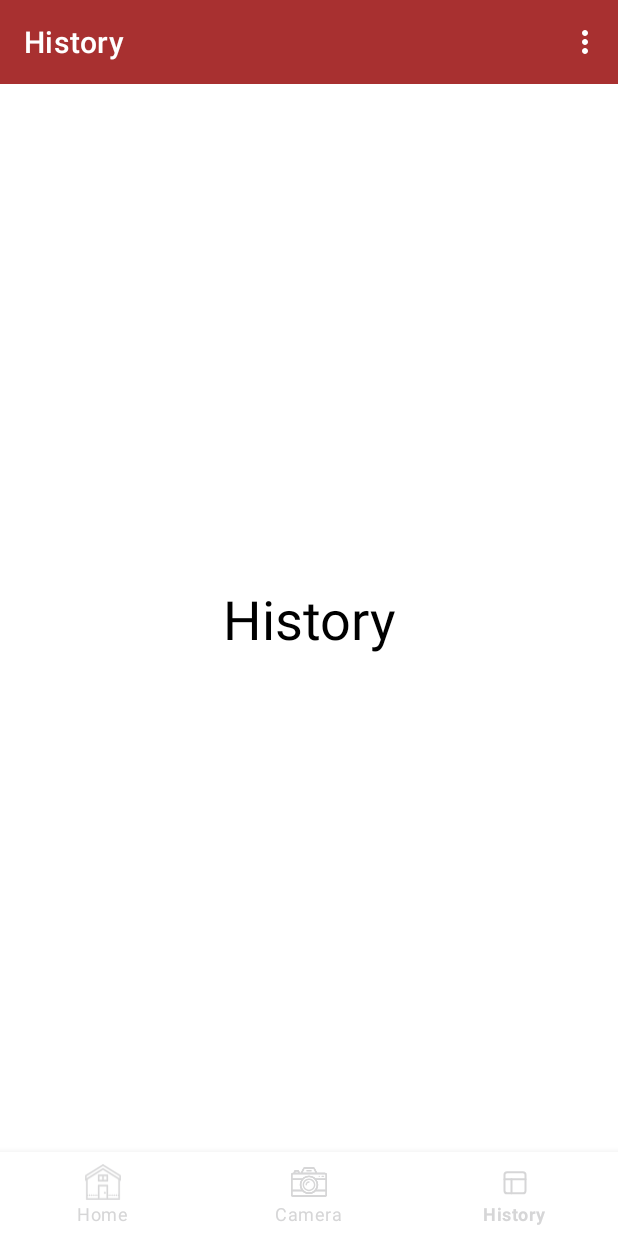
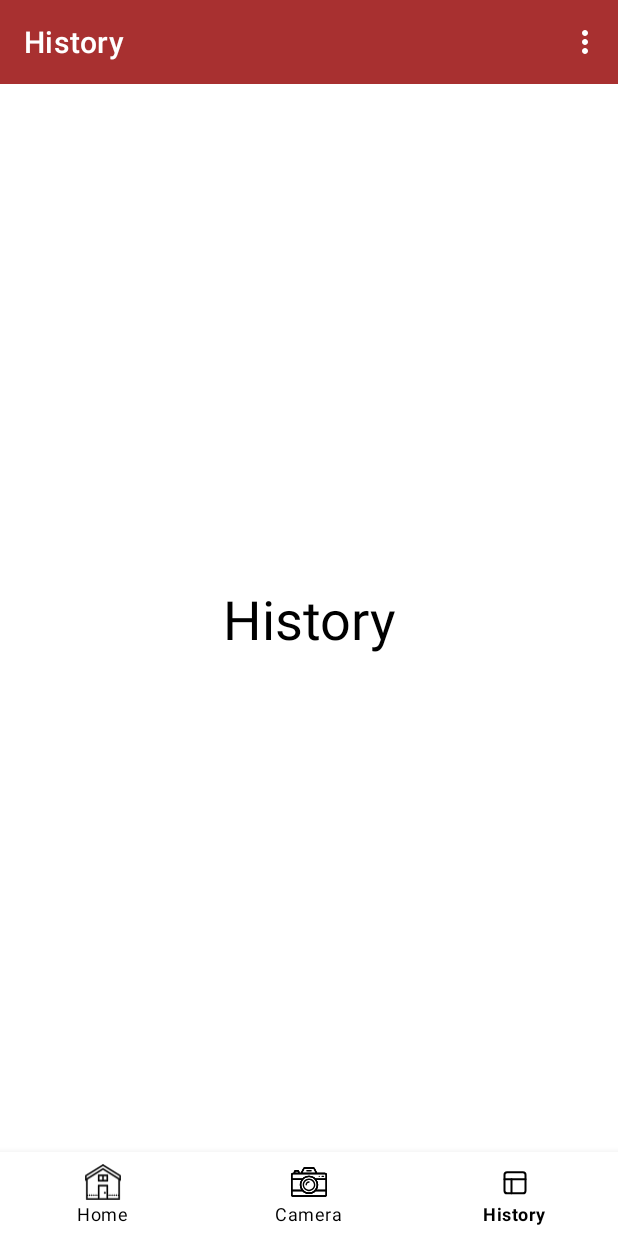
Before and after one commit to mutiara10/EzCell, an Android app: the HomeActivity screen opened directly, with no data from a screen before it, item 3 of the bottom bar chosen, on a phone screen of 412 x 824 dp. Run offline under Robolectric (Android 15) with nearby library versions, the phone set to English and light mode, and no system bars; our stand-ins replace navigation-ui.

Commit message:
revert back botton navigation to black

```diff
--- a/app/src/main/res/layout/activity_home.xml
+++ b/app/src/main/res/layout/activity_home.xml
@@ -25,8 +25,8 @@
         android:layout_width="0dp"
         android:layout_height="wrap_content"
         android:background="@color/white"
-        app:itemIconTint="@color/primary"
-        app:itemTextColor="@color/primary"
+        app:itemIconTint="@color/black"
+        app:itemTextColor="@color/black"
         app:layout_constraintBottom_toBottomOf="parent"
         app:layout_constraintEnd_toEndOf="parent"
         app:layout_constraintStart_toStartOf="parent"
```
